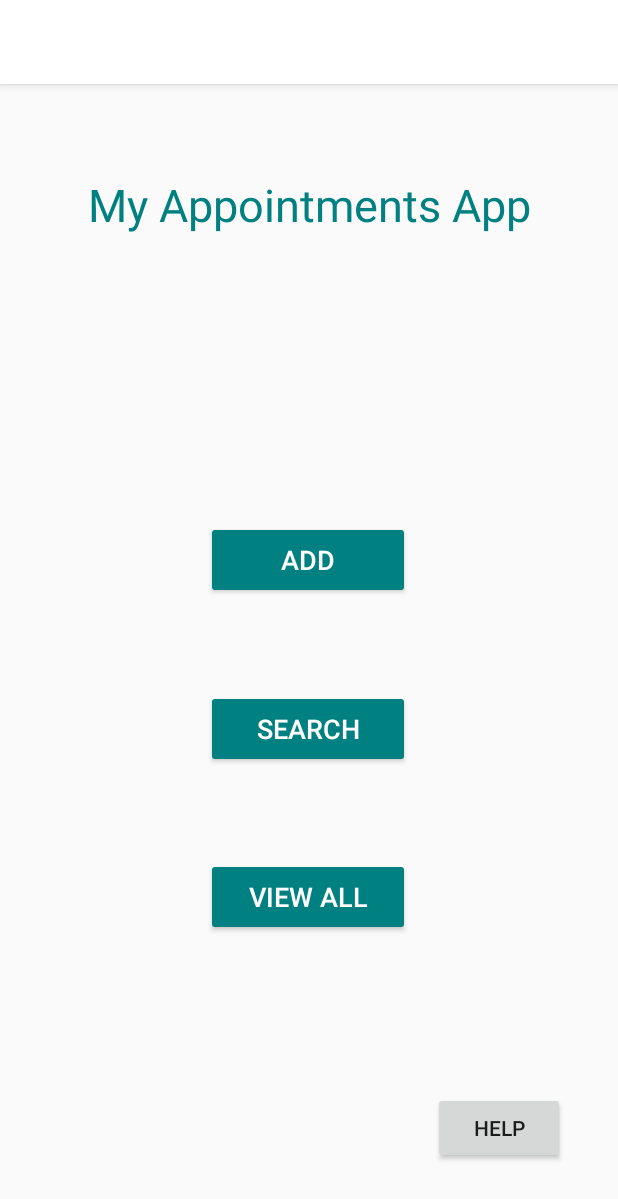
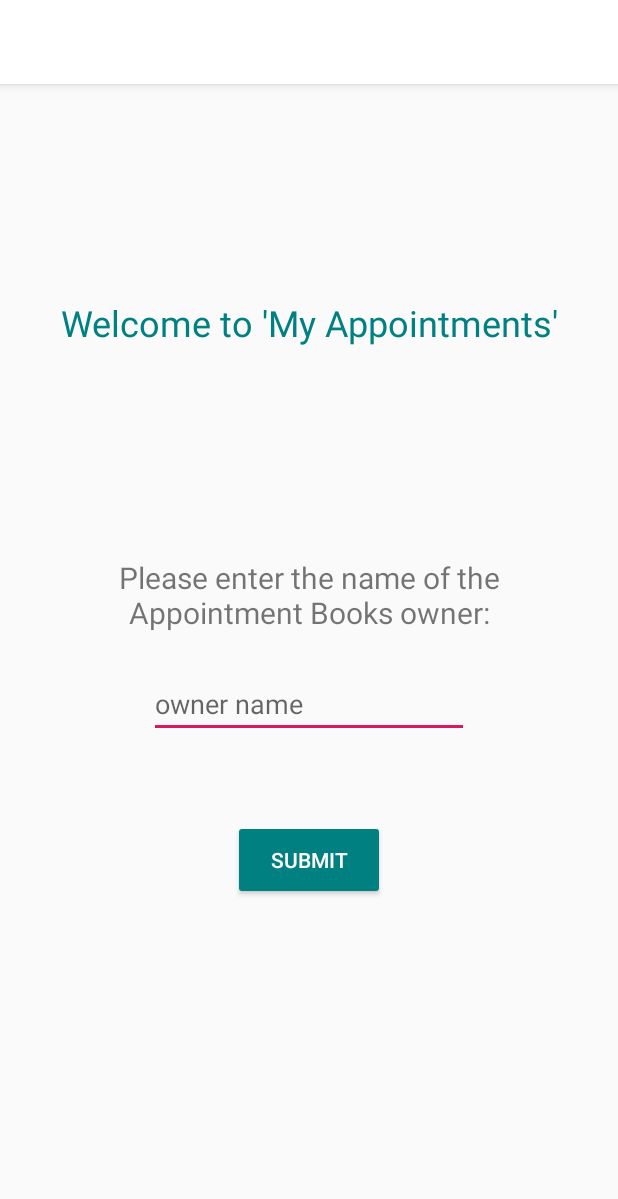
Before and after one commit to rooneyshuman/My-Appointments-App, an Android app: the screen it shows after launch (MainActivity before the commit, LaunchActivity after it), on a phone screen of 412 x 824 dp. Shown: the top 1199 px of the screen. Run offline under Robolectric (Android 15) with nearby library versions, the phone set to English and light mode, and no system bars.

Commit message:
App sets appointment book owner name on first run and update main page

```diff
--- a/app/src/main/AndroidManifest.xml
+++ b/app/src/main/AndroidManifest.xml
@@ -18,6 +18,8 @@
         </activity>
         <activity android:name=".HelpActivity">
         </activity>
+        <activity android:name=".LaunchActivity">
+        </activity>
     </application>
 
 </manifest>
--- a/app/src/main/java/com/cs410j/myappts/HelpActivity.java
+++ b/app/src/main/java/com/cs410j/myappts/HelpActivity.java
@@ -9,6 +9,7 @@ import androidx.appcompat.app.AppCompatActivity;
 
 public class HelpActivity extends AppCompatActivity {
 
+
     @Override
     protected void onCreate(Bundle savedInstanceState) {
         super.onCreate(savedInstanceState);
@@ -16,6 +17,8 @@ public class HelpActivity extends AppCompatActivity {
         TextView helpText = findViewById(R.id.helpText);
         helpText.setText(readMe());
     }
+
+
 
     public void goBack(View view) {
         Intent intent = new Intent(this, MainActivity.class);
--- /dev/null
+++ b/app/src/main/java/com/cs410j/myappts/LaunchActivity.java
@@ -0,0 +1,46 @@
+package com.cs410j.myappts;
+
+import android.content.Intent;
+import android.os.Bundle;
+import android.util.Log;
+import android.view.View;
+import android.widget.EditText;
+
+import androidx.appcompat.app.AppCompatActivity;
+
+import java.io.File;
+import java.io.FileOutputStream;
+import java.io.IOException;
+import java.util.Objects;
+
+public class LaunchActivity extends AppCompatActivity {
+    @Override
+    protected void onCreate(Bundle savedInstanceState) {
+        super.onCreate(savedInstanceState);
+        setContentView(R.layout.activity_launch);
+    }
+
+    public void submit(View view) {
+        createApptBook();
+        Intent intent = new Intent(this, MainActivity.class);
+        startActivity(intent);
+    }
+
+    private void createApptBook() {
+        EditText owner = findViewById(R.id.ownerText);
+        String ownerText = owner.getText().toString();
+
+        try {
+            File file = new File(getApplicationContext().getFilesDir(), "myAppts.txt");
+            if (!file.exists()) {
+                file.createNewFile();
+            }
+            FileOutputStream fileOutputStream = new FileOutputStream(file,true);
+            fileOutputStream.write((ownerText + System.getProperty("line.separator")).getBytes());
+
+        }  catch(IOException ex) {
+            Log.d("Error", Objects.requireNonNull(ex.getMessage()));
+        }
+
+    }
+}
--- a/app/src/main/java/com/cs410j/myappts/MainActivity.java
+++ b/app/src/main/java/com/cs410j/myappts/MainActivity.java
@@ -1,44 +1,64 @@
 package com.cs410j.myappts;
 
 import android.content.Intent;
+import android.content.SharedPreferences;
 import android.os.Bundle;
 import android.util.Log;
 import android.view.View;
+import android.widget.TextView;
 
 import androidx.appcompat.app.AppCompatActivity;
 
+import java.io.BufferedReader;
 import java.io.File;
+import java.io.FileInputStream;
 import java.io.IOException;
+import java.io.InputStreamReader;
+import java.util.Objects;
 
 public class MainActivity extends AppCompatActivity {
+
+    private String owner;
+    SharedPreferences prefs = null;
 
     @Override
     protected void onCreate(Bundle savedInstanceState) {
         super.onCreate(savedInstanceState);
+        prefs = getSharedPreferences("com.cs410j.myappts", MODE_PRIVATE);
         setContentView(R.layout.activity_main);
-        if (!canLoad()) {
-            // Display error - no appointment book found on device. Enter your name to create a new appointment book.
-        }
 
     }
 
-    private boolean canLoad() {
-        File file = new File("myAppts.txt");
-        // File does not exist, create new file
-        if (!file.exists()) {
-            try {
-                file.createNewFile();
-            }
-            catch (IOException e) {
-                Log.v("Error" ,"Unable to create new file");
-            }
+    @Override
+    protected void onResume() {
+        super.onResume();
+
+        if (prefs.getBoolean("firstRun", true)) {
+            // Set owner name
+            prefs.edit().putBoolean("firstRun", false).apply();
+            Intent intent = new Intent(this, LaunchActivity.class);
+            startActivity(intent);
         }
 
-        // Check if file is empty
-        if (file.length() != 0)
-            return true;
+        // Get owner name
+        else {
+            TextView myApptsText = findViewById(R.id.myApptsText);
+            try {
+                File file = new File(getApplicationContext().getFilesDir(), "myAppts.txt");
+                FileInputStream fileInputStream = new FileInputStream (file);
+                InputStreamReader inputStreamReader = new InputStreamReader(fileInputStream);
+                BufferedReader bufferedReader = new BufferedReader(inputStreamReader);
 
-        return false;
+                owner = bufferedReader.readLine();
+                fileInputStream.close();
+                bufferedReader.close();
+            }
+            catch(IOException ex) {
+                Log.d("Error", Objects.requireNonNull(ex.getMessage()));
+            }
+
+            myApptsText.setText(String.format("%s's Appointments", owner));
+        }
     }
 
     public void helpMe(View view) {
--- /dev/null
+++ b/app/src/main/res/layout/activity_launch.xml
@@ -0,0 +1,73 @@
+<?xml version="1.0" encoding="utf-8"?>
+<androidx.constraintlayout.widget.ConstraintLayout xmlns:android="http://schemas.android.com/apk/res/android"
+    xmlns:app="http://schemas.android.com/apk/res-auto"
+    xmlns:tools="http://schemas.android.com/tools"
+    android:id="@+id/linearLayout"
+    android:layout_width="match_parent"
+    android:layout_height="match_parent">
+
+    <TextView
+        android:id="@+id/enterOwnerText"
+        android:layout_width="283dp"
+        android:layout_height="67dp"
+        android:layout_marginStart="8dp"
+        android:layout_marginEnd="8dp"
+        android:layout_marginBottom="108dp"
+        android:text="Please enter the name of the Appointment Books owner:"
+        android:textAlignment="center"
+        android:textSize="20sp"
+        app:layout_constraintBottom_toTopOf="@+id/submitBtnLaunch"
+        app:layout_constraintEnd_toEndOf="parent"
+        app:layout_constraintStart_toStartOf="parent" />
+
+    <TextView
+        android:id="@+id/welcomeText"
+        android:layout_width="411dp"
+        android:layout_height="45dp"
+        android:layout_marginTop="8dp"
+        android:layout_marginBottom="8dp"
+        android:gravity="center"
+        android:text="Welcome to 'My Appointments'"
+        android:textAlignment="center"
+        android:textColor="#008080"
+        android:textSize="24sp"
+        app:fontFamily="sans-serif"
+        app:layout_constraintBottom_toTopOf="@+id/enterOwnerText"
+        app:layout_constraintEnd_toEndOf="parent"
+        app:layout_constraintTop_toTopOf="parent"
+        app:layout_constraintVertical_bias="0.507" />
+
+    <Button
+        android:id="@+id/submitBtnLaunch"
+        android:layout_width="101dp"
+        android:layout_height="53dp"
+        android:layout_marginStart="8dp"
+        android:layout_marginEnd="8dp"
+        android:layout_marginBottom="224dp"
+        android:backgroundTint="#008080"
+        android:onClick="submit"
+        android:text="SUBMIT"
+        android:textColor="@color/colorPrimary"
+        android:textSize="14sp"
+        app:layout_constraintBottom_toBottomOf="parent"
+        app:layout_constraintEnd_toEndOf="parent"
+        app:layout_constraintStart_toStartOf="parent" />
+
+    <EditText
+        android:id="@+id/ownerText"
+        android:layout_width="wrap_content"
+        android:layout_height="wrap_content"
+        android:layout_marginStart="8dp"
+        android:layout_marginTop="8dp"
+        android:layout_marginEnd="8dp"
+        android:layout_marginBottom="8dp"
+        android:ems="10"
+        android:hint="owner name"
+        android:inputType="textPersonName"
+        app:layout_constraintBottom_toTopOf="@+id/submitBtnLaunch"
+        app:layout_constraintEnd_toEndOf="parent"
+        app:layout_constraintStart_toStartOf="parent"
+        app:layout_constraintTop_toBottomOf="@+id/enterOwnerText"
+        app:layout_constraintVertical_bias="0.0" />
+
+</androidx.constraintlayout.widget.ConstraintLayout>
--- a/app/src/main/res/layout/activity_main.xml
+++ b/app/src/main/res/layout/activity_main.xml
@@ -7,7 +7,7 @@
     tools:context=".MainActivity">
 
     <TextView
-        android:id="@+id/textView"
+        android:id="@+id/myApptsText"
         android:layout_width="wrap_content"
         android:layout_height="wrap_content"
         android:layout_marginTop="60dp"
```
